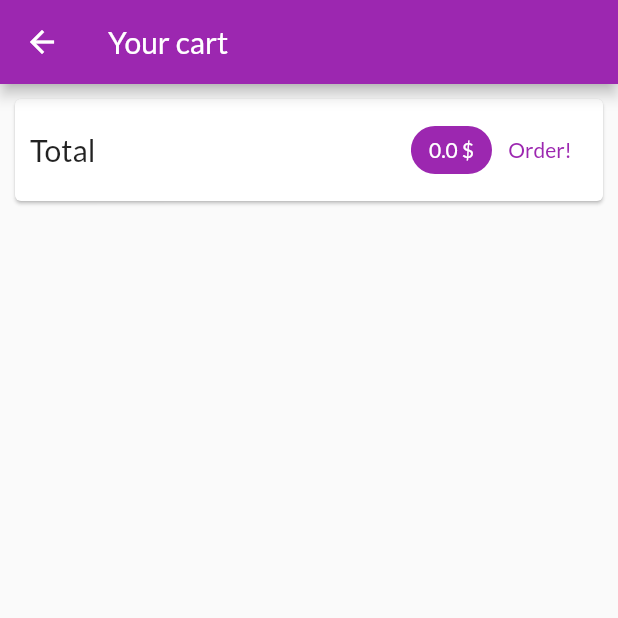
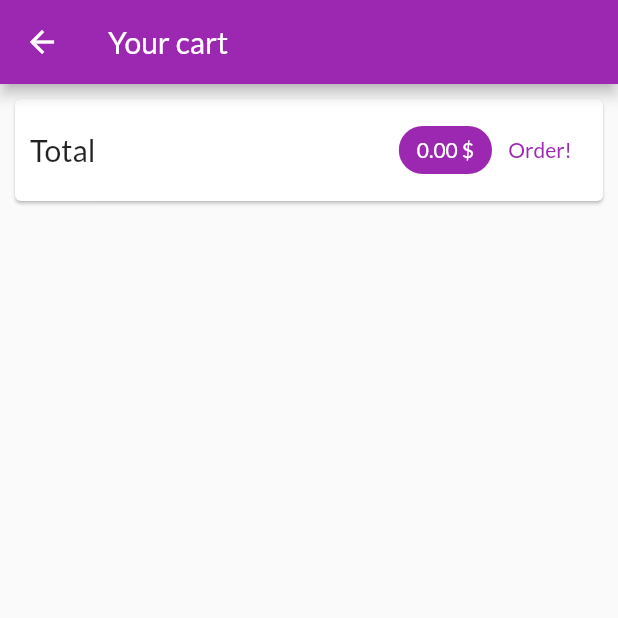
Before and after one commit to hyperinactive/shop_app, a Flutter app: the CartScreen screen opened by its route, after a tap on "Order!", on a phone screen of 412 x 824 dp, the top half of it. Run offline on Flutter 3.47's test engine with Material 2 defaults, Android fonts, the phone set to English and light mode, and no system bars; network calls fail.

Commit message:
orders #2
- created main_drawer widget with orders and shop home screens
- added orders screen
- slight refactor to orders provider
- added orders widget with additional info about each order

```diff
--- a/lib/main.dart
+++ b/lib/main.dart
@@ -4,6 +4,7 @@ import 'package:shop_app/providers/cart_provider.dart';
 import 'package:shop_app/providers/orders.dart';
 import 'package:shop_app/providers/products.dart';
 import 'package:shop_app/screens/cart_screen.dart';
+import 'package:shop_app/screens/orders_screen.dart';
 import 'package:shop_app/screens/product_detail_screen.dart';
 import 'package:shop_app/screens/products_overview_screen.dart';
 import 'package:shop_app/themes/theme_data.dart';
@@ -37,6 +38,7 @@ class MyApp extends StatelessWidget {
           ProductDetailScreen.routeName: (BuildContext context) =>
               const ProductDetailScreen(),
           CartScreen.routeName: (BuildContext context) => const CartScreen(),
+          OrdersScreen.routeName: (BuildContext context) => const OrdersScreen()
         },
       ),
     );
--- a/lib/providers/orders.dart
+++ b/lib/providers/orders.dart
@@ -4,14 +4,14 @@ import 'package:shop_app/models/order.dart';
 import 'package:uuid/uuid.dart';
 
 class OrdersProvider with ChangeNotifier {
-  List<Order> _orders = <Order>[];
+  final List<Order> _items = <Order>[];
 
-  List<Order> get orders {
-    return <Order>[..._orders];
+  List<Order> get items {
+    return <Order>[..._items];
   }
 
   void addOrder(List<CartItemModel> cartProducts, double total) {
-    _orders.insert(
+    _items.insert(
       0,
       Order(
         id: const Uuid().v4(),
@@ -22,4 +22,8 @@ class OrdersProvider with ChangeNotifier {
     );
     notifyListeners();
   }
+
+  bool isEmpty() {
+    return _items.isEmpty;
+  }
 }
--- a/lib/screens/cart_screen.dart
+++ b/lib/screens/cart_screen.dart
@@ -37,7 +37,7 @@ class CartScreen extends StatelessWidget {
                     // pretty label widget
                     Chip(
                       label: Text(
-                        '${cart.totalAmout} \$',
+                        '${cart.totalAmout.toStringAsFixed(2)} \$',
                         style: TextStyle(
                             color: Theme.of(context)
                                 .primaryTextTheme
--- /dev/null
+++ b/lib/screens/order_item_widget.dart
@@ -0,0 +1,74 @@
+import 'dart:math';
+
+import 'package:flutter/material.dart';
+import 'package:intl/intl.dart';
+import 'package:shop_app/models/order.dart';
+
+class OrderItemWidget extends StatefulWidget {
+  const OrderItemWidget({Key? key, required this.order}) : super(key: key);
+  final Order order;
+
+  @override
+  _OrderItemWidgetState createState() => _OrderItemWidgetState();
+}
+
+class _OrderItemWidgetState extends State<OrderItemWidget> {
+  bool _expanded = false;
+
+  @override
+  Widget build(BuildContext context) {
+    return Card(
+      margin: const EdgeInsets.all(10),
+      child: Column(
+        children: <Widget>[
+          ListTile(
+            title: Text('\$${widget.order.amount}'),
+            subtitle: Text(
+              DateFormat('dd MM yyyy').format(widget.order.dateTime),
+            ),
+            trailing: IconButton(
+              icon: Icon(
+                // appropriate icon
+                _expanded ? Icons.expand_less : Icons.expand_more,
+              ),
+              // toggle if caret should display additional data
+              onPressed: () {
+                setState(() {
+                  _expanded = !_expanded;
+                });
+              },
+            ),
+          ),
+          // dart supports direct if statements - should return widgets
+          if (_expanded)
+            SizedBox(
+              // responsive expand
+              height: min(widget.order.products.length * 20 + 10, 100),
+              child: ListView.builder(
+                  itemCount: widget.order.products.length,
+                  itemBuilder: (_, int index) => Padding(
+                        padding: const EdgeInsets.symmetric(horizontal: 15),
+                        child: Row(
+                          mainAxisAlignment: MainAxisAlignment.spaceBetween,
+                          children: <Widget>[
+                            Text(
+                              widget.order.products[index].title,
+                              style: const TextStyle(
+                                  fontWeight: FontWeight.bold, fontSize: 16),
+                            ),
+                            Text(
+                              '${widget.order.products[index].quantity}x \$${widget.order.products[index].price}',
+                              style: const TextStyle(
+                                color: Colors.grey,
+                                fontSize: 18,
+                              ),
+                            )
+                          ],
+                        ),
+                      )),
+            )
+        ],
+      ),
+    );
+  }
+}
--- /dev/null
+++ b/lib/screens/orders_screen.dart
@@ -0,0 +1,35 @@
+import 'package:flutter/material.dart';
+import 'package:provider/provider.dart';
+import 'package:shop_app/providers/orders.dart';
+import 'package:shop_app/screens/order_item_widget.dart';
+import 'package:shop_app/widgets/main_drawer.dart';
+
+class OrdersScreen extends StatelessWidget {
+  const OrdersScreen({Key? key}) : super(key: key);
+  static const String routeName = '/orders';
+
+  Widget buildOrders(OrdersProvider orders) {
+    return orders.isEmpty()
+        ? const Center(
+            child: Text('no orders'),
+          )
+        : ListView.builder(
+            itemBuilder: (BuildContext context, int index) => OrderItemWidget(
+              order: orders.items[index],
+            ),
+            itemCount: orders.items.length,
+          );
+  }
+
+  @override
+  Widget build(BuildContext context) {
+    final OrdersProvider orders = Provider.of<OrdersProvider>(context);
+    return Scaffold(
+      drawer: const MainDrawer(),
+      appBar: AppBar(
+        title: const Text('Orders'),
+      ),
+      body: buildOrders(orders),
+    );
+  }
+}
--- a/lib/screens/products_overview_screen.dart
+++ b/lib/screens/products_overview_screen.dart
@@ -3,6 +3,7 @@ import 'package:provider/provider.dart';
 import 'package:shop_app/providers/cart_provider.dart';
 import 'package:shop_app/screens/cart_screen.dart';
 import 'package:shop_app/widgets/cart_icon_button.dart';
+import 'package:shop_app/widgets/main_drawer.dart';
 import 'package:shop_app/widgets/products_grid_view.dart';
 
 enum FilterOptions {
@@ -26,6 +27,7 @@ class _ProductsOverviewScreenState extends State<ProductsOverviewScreen> {
     //     Provider.of<Products>(context, listen: false);
 
     return Scaffold(
+      drawer: const MainDrawer(),
       appBar: AppBar(
         title: const Text('MyShop'),
         actions: <Widget>[
--- a/pubspec.yaml
+++ b/pubspec.yaml
@@ -29,6 +29,7 @@ dependencies:
   cupertino_icons: ^1.0.2
   provider: ^5.0.0
   uuid: ^3.0.4
+  intl: ^0.17.0
 
 dev_dependencies:
   flutter_test:
```
Also changed, not shown: lib/widgets/main_drawer.dart (added, +37 -0 lines), pubspec.lock.
